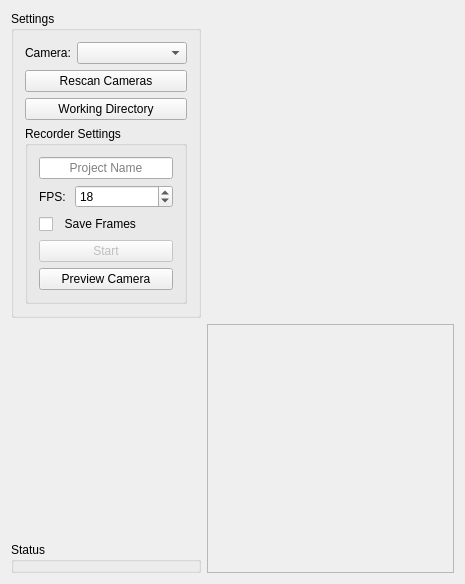
Old version of the form src/forms/mainwindow.ui in the repository vale981/Taevitas.
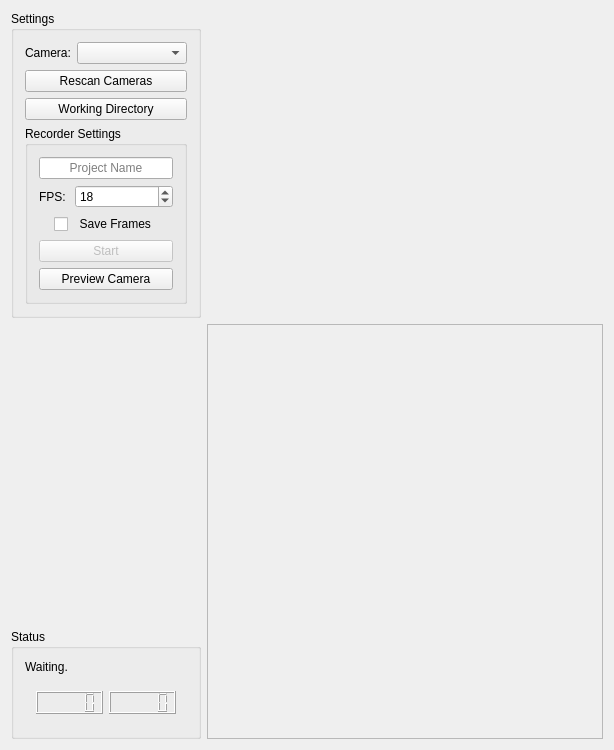
New version of the form.

The edit to the form file:
```diff
--- a/src/forms/mainwindow.ui
+++ b/src/forms/mainwindow.ui
@@ -6,8 +6,8 @@
    <rect>
     <x>0</x>
     <y>0</y>
-    <width>465</width>
-    <height>584</height>
+    <width>614</width>
+    <height>750</height>
    </rect>
   </property>
   <property name="sizePolicy">
@@ -21,27 +21,7 @@
   </property>
   <widget class="QWidget" name="centralWidget">
    <layout class="QGridLayout" name="gridLayout">
-    <item row="2" column="0">
-     <spacer name="verticalSpacer">
-      <property name="orientation">
-       <enum>Qt::Vertical</enum>
-      </property>
-      <property name="sizeHint" stdset="0">
-       <size>
-        <width>0</width>
-        <height>0</height>
-       </size>
-      </property>
-     </spacer>
-    </item>
-    <item row="3" column="0">
-     <widget class="QGroupBox" name="groupBox_2">
-      <property name="title">
-       <string>Status</string>
-      </property>
-     </widget>
-    </item>
-    <item row="1" column="1" rowspan="3">
+    <item row="1" column="1" rowspan="2">
      <widget class="QLabel" name="preview_widget">
       <property name="enabled">
        <bool>false</bool>
@@ -171,7 +151,7 @@
             </item>
            </layout>
           </item>
-          <item>
+          <item alignment="Qt::AlignHCenter">
            <widget class="QCheckBox" name="saveFrames">
             <property name="enabled">
              <bool>true</bool>
@@ -222,6 +202,47 @@
       </layout>
      </widget>
     </item>
+    <item row="2" column="0">
+     <widget class="QGroupBox" name="groupBox_2">
+      <property name="title">
+       <string>Status</string>
+      </property>
+      <layout class="QVBoxLayout" name="verticalLayout_2">
+       <item>
+        <widget class="QLabel" name="statusLabel">
+         <property name="text">
+          <string>Waiting.</string>
+         </property>
+        </widget>
+       </item>
+       <item>
+        <widget class="QWidget" name="recStats" native="true">
+         <layout class="QHBoxLayout" name="horizontalLayout">
+          <item>
+           <widget class="QLCDNumber" name="framesCaptured"/>
+          </item>
+          <item>
+           <widget class="QLCDNumber" name="timeCaptured"/>
+          </item>
+         </layout>
+        </widget>
+       </item>
+      </layout>
+     </widget>
+    </item>
+    <item row="1" column="0">
+     <spacer name="verticalSpacer">
+      <property name="orientation">
+       <enum>Qt::Vertical</enum>
+      </property>
+      <property name="sizeHint" stdset="0">
+       <size>
+        <width>20</width>
+        <height>40</height>
+       </size>
+      </property>
+     </spacer>
+    </item>
    </layout>
   </widget>
  </widget>
```
